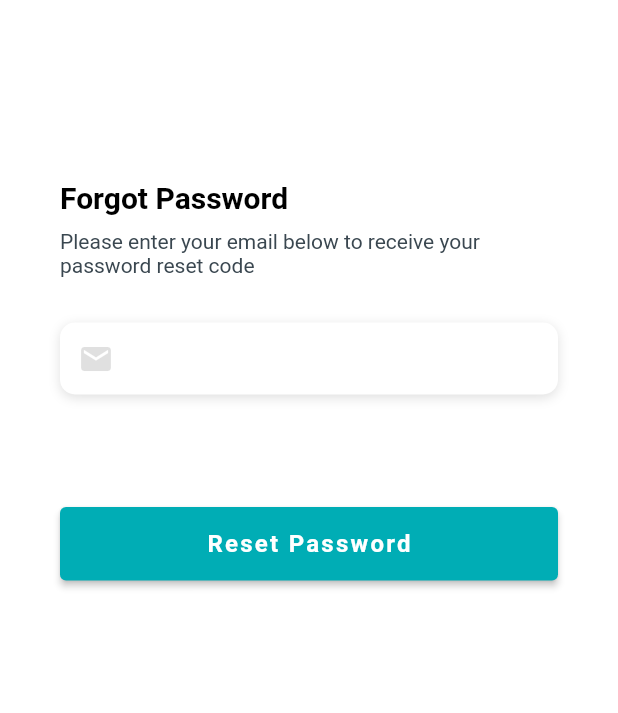
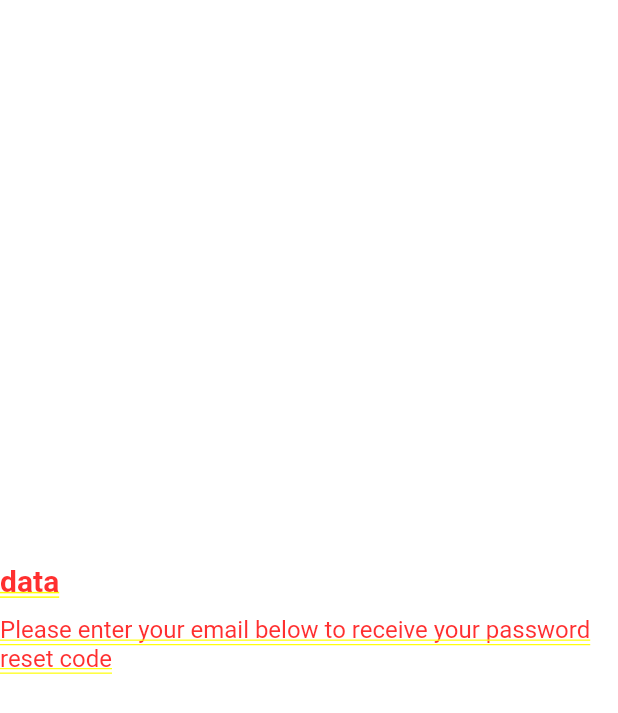
Before and after one commit to mnsterv09/Flutter-Projects, a Flutter app: the screen it shows after launch, after a tap on "Forgot password?", on a phone screen of 412 x 824 dp. Shown: the top 713 px of the screen. Run offline on Flutter 3.47's test engine with Material 2 defaults, Android fonts, the phone set to English and light mode, and no system bars; our stand-ins replace introduction_screen; Roboto replaces fonts that are missing (Monteserrat, Montserrat); project files that could hold a hidden picture were left out.

Commit message:
mycoach_app

```diff
--- a/mycoach_app/mycoach_app/lib/screens/forgot_password_page.dart
+++ b/mycoach_app/mycoach_app/lib/screens/forgot_password_page.dart
@@ -1,7 +1,8 @@
+import 'dart:ui';
+
 import 'package:flutter/material.dart';
 import 'package:flutter/services.dart';
 import 'package:mycoach_app/screens/verify_account_page.dart';
-
 import '../utilities/constants.dart';
 
 class ForgotPasswordPage extends StatefulWidget {
@@ -14,106 +15,27 @@ class ForgotPasswordPage extends StatefulWidget {
 class _ForgotPasswordPageState extends State<ForgotPasswordPage> {
   @override
   Widget build(BuildContext context) {
-    return Scaffold(
-      body: AnnotatedRegion<SystemUiOverlayStyle>(
-        value: SystemUiOverlayStyle.light,
-        child: GestureDetector(
-          onTap: () => FocusScope.of(context).unfocus(),
-          child: Stack(
-            children: <Widget>[
-              Container(
-                height: double.infinity,
-                width: double.infinity,
-                decoration: const BoxDecoration(
-                  gradient: LinearGradient(
-                    begin: Alignment.topCenter,
-                    end: Alignment.bottomCenter,
-                    colors: [Colors.white],
-                  ),
-                ),
-              ),
-              SizedBox(
-                height: double.infinity,
-                child: SingleChildScrollView(
-                  physics: const AlwaysScrollableScrollPhysics(),
-                  padding: const EdgeInsets.symmetric(
-                    horizontal: 40.0,
-                    vertical: 120.0,
-                  ),
-                  child: Column(
+    return Column(
+      mainAxisAlignment: MainAxisAlignment.center,
       crossAxisAlignment: CrossAxisAlignment.start,
-                    children: <Widget>[
-                      const Text(
-                        'Forgot Password',
+      children: const [
+        Text(
+          'data',
           style: TextStyle(
-                          color: Colors.black,
-                          fontFamily: 'Montserrat',
               fontSize: 20,
               fontWeight: FontWeight.bold,
+              fontFamily: 'Montserrat'),
         ),
-                      ),
-                      const SizedBox(height: 10.0),
-                      Column(
-                        crossAxisAlignment: CrossAxisAlignment.start,
-                        children: <Widget>[
-                          const Text(
+        SizedBox(height: 12),
+        Text(
           'Please enter your email below to receive your password reset code',
           style: TextStyle(
-                              color: Color.fromRGBO(58, 71, 80, 1),
-                              fontFamily: 'Montserrat',
-                              fontSize: 14,
+            fontFamily: 'Monteserrat',
+            fontSize: 16,
             fontWeight: FontWeight.w400,
           ),
-                          ),
-                          const SizedBox(height: 30.0),
-                          Container(
-                            decoration: kBoxDecorationStyle,
-                            child: const TextField(
-                              keyboardType: TextInputType.emailAddress,
-                              style: TextStyle(color: Colors.black),
-                              decoration: InputDecoration(
-                                border: InputBorder.none,
-                                contentPadding: EdgeInsets.only(top: 14.0),
-                                prefixIcon: Icon(
-                                  Icons.email,
-                                  color: Colors.black12,
-                                ),
-                              ),
-                            ),
-                          ),
-                          const SizedBox(height: 50),
-                          Container(
-                            padding: const EdgeInsets.symmetric(vertical: 25.0),
-                            width: double.infinity,
-                            child: ElevatedButton(
-                              onPressed: () {
-                                Navigator.of(context).push(MaterialPageRoute(
-                                    builder: (context) => VerifyAccount()));
-                              },
-                              style: ElevatedButton.styleFrom(
-                                primary: const Color.fromRGBO(0, 173, 181, 1),
-                                padding: const EdgeInsets.all(15.0),
-                                textStyle: const TextStyle(
-                                  color: Colors.white,
-                                  fontSize: 16.0,
-                                  fontWeight: FontWeight.bold,
-                                  fontFamily: 'Montserrat',
-                                  letterSpacing: 1.5,
-                                ),
-                              ),
-                              child: const Text('Reset Password'),
-                            ),
-                          ),
+        )
       ],
-                      ),
-                    ],
-                  ),
-                ),
-              ),
-            ],
-          ),
-        ),
-      ),
     );
   }
 }
--- a/mycoach_app/mycoach_app/lib/screens/verify_account_page.dart
+++ b/mycoach_app/mycoach_app/lib/screens/verify_account_page.dart
@@ -21,14 +21,6 @@ class _VerifyAccountState extends State<VerifyAccount> {
                 height: double.infinity,
                 width: double.infinity,
                 decoration: BoxDecoration(
-                  borderRadius: BorderRadius.circular(10),
-                  boxShadow: [
-                    BoxShadow(
-                      color: Colors.black12,
-                      blurRadius: 6.0,
-                      offset: Offset(0, 2),
-                    )
-                  ],
                   gradient: LinearGradient(
                     begin: Alignment.topCenter,
                     end: Alignment.bottomCenter,
```
Also changed, not shown: mycoach_app/mycoach_app/lib/screens/forgot_password_new.dart (added). Lines whose indentation alone changed are shown as unchanged.
